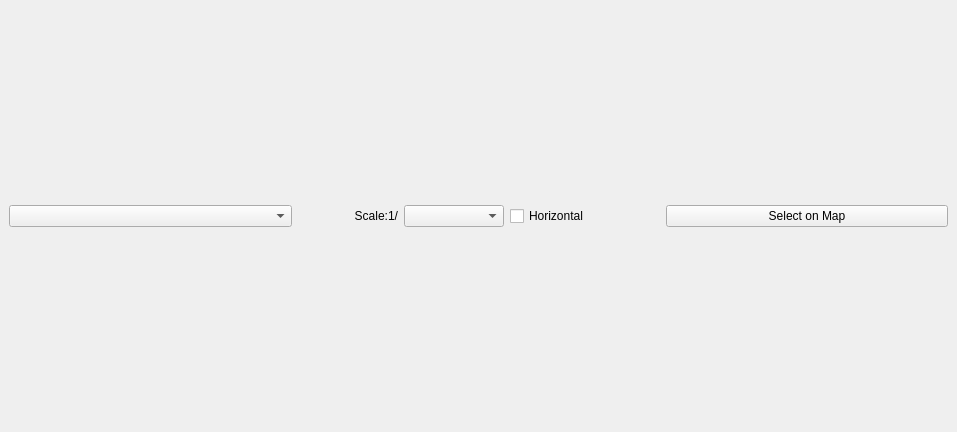
First picture: the form in ezprinter_dockwidget_base.ui, repository Kanahiro/EZPrinter, before the edit.
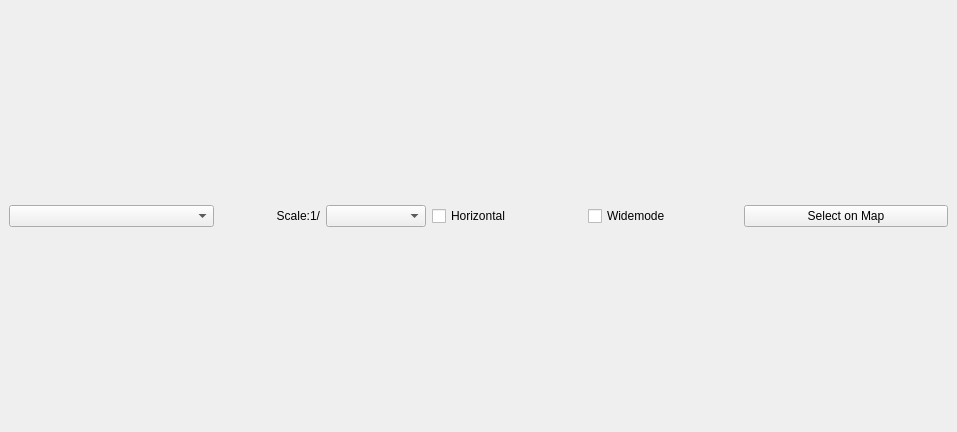
Second picture: the form after the edit.

The edit to the form file:
```diff
--- a/ezprinter_dockwidget_base.ui
+++ b/ezprinter_dockwidget_base.ui
@@ -17,6 +17,16 @@
    <layout class="QGridLayout" name="gridLayout">
     <item row="0" column="0">
      <layout class="QGridLayout" name="gridLayout_2">
+      <item row="1" column="6">
+       <widget class="QPushButton" name="selectButton">
+        <property name="text">
+         <string>Select on Map</string>
+        </property>
+       </widget>
+      </item>
+      <item row="1" column="1">
+       <widget class="QComboBox" name="papersComboBox"/>
+      </item>
       <item row="1" column="3">
        <widget class="QComboBox" name="scalesComboBox">
         <property name="maximumSize">
@@ -63,15 +73,18 @@
        </widget>
       </item>
       <item row="1" column="5">
-       <widget class="QPushButton" name="selectButton">
+       <widget class="QCheckBox" name="wideModeCheckBox">
+        <property name="maximumSize">
+         <size>
+          <width>150</width>
+          <height>16777215</height>
+         </size>
+        </property>
         <property name="text">
-         <string>Select on Map</string>
+         <string>Widemode</string>
         </property>
        </widget>
       </item>
-      <item row="1" column="1">
-       <widget class="QComboBox" name="papersComboBox"/>
-      </item>
      </layout>
     </item>
    </layout>
```
